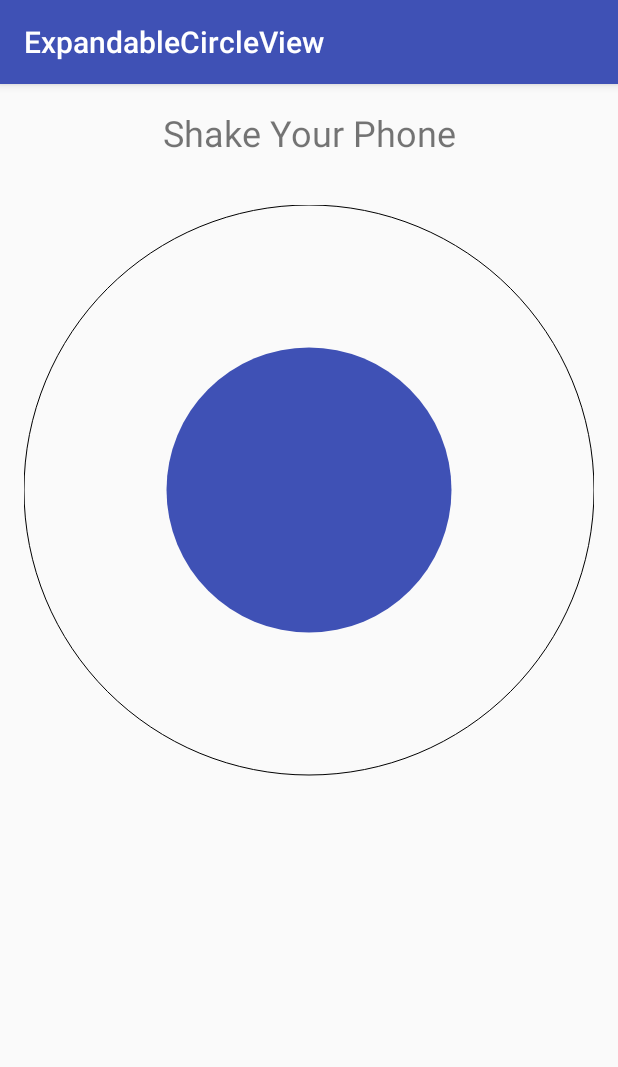
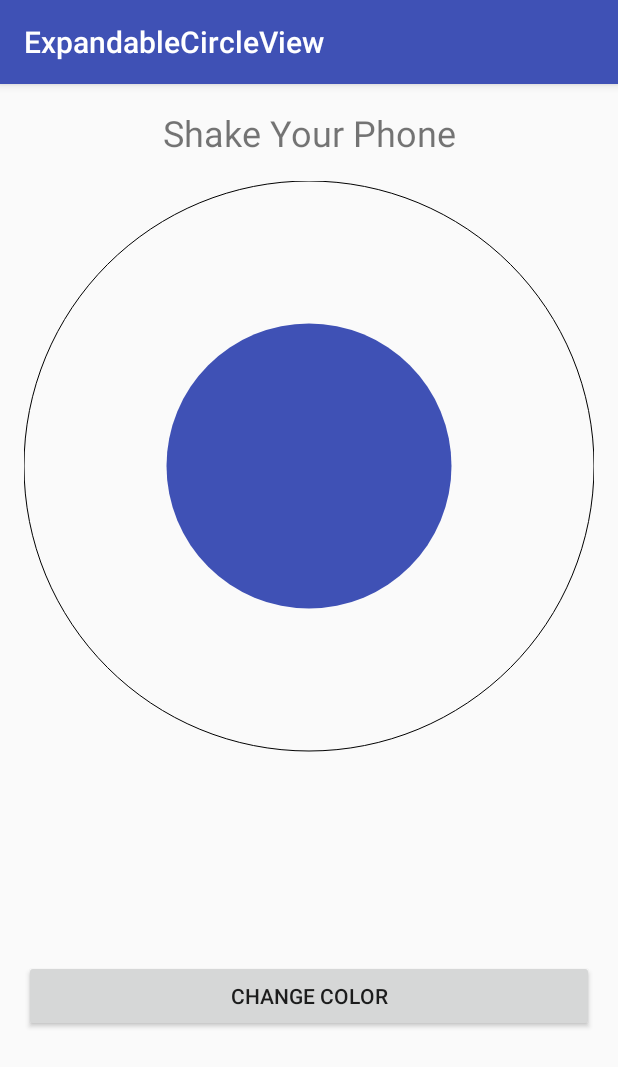
Before and after one commit to nex3z/ExpandableCircleView, an Android app: the screen it shows after launch (MainActivity), on a phone screen of 412 x 824 dp. Shown: the top 1067 px of the screen. Run offline under Robolectric (Android 15) with nearby library versions, the phone set to English and light mode, and no system bars.

Commit message:
Save and restore color while recreating.

```diff
--- a/expandablecircleview/src/main/java/com/nex3z/expandablecircleview/ExpandableCircleView.java
+++ b/expandablecircleview/src/main/java/com/nex3z/expandablecircleview/ExpandableCircleView.java
@@ -6,15 +6,24 @@ import android.content.res.TypedArray;
 import android.graphics.Canvas;
 import android.graphics.Color;
 import android.graphics.Paint;
+import android.os.Bundle;
+import android.os.Parcelable;
 import android.util.AttributeSet;
+import android.util.Log;
 import android.view.View;
 
 public class ExpandableCircleView extends View {
 
     private static final int DEFAULT_OUTER_COLOR = Color.BLACK;
     private static final int DEFAULT_INNER_COLOR = Color.BLUE;
+    private static final int DEFAULT_HEIGHT = 200;
+    private static final int DEFAULT_WIDTH = 200;
     private static final int DEFAULT_EXPAND_ANIMATION_DURATION = 100;
     private static final float DEFAULT_INNER_CIRCLE_PROPORTION = 0.5f;
+
+    private static final String SUPER_STATE_KEY = "super_state";
+    private static final String OUTER_COLOR_KEY = "outer_color";
+    private static final String INNER_COLOR_KEY = "inner_color";
 
     private int mOuterColor = DEFAULT_OUTER_COLOR;
     private int mInnerColor = DEFAULT_INNER_COLOR;
@@ -70,6 +79,21 @@ public class ExpandableCircleView extends View {
     @Override
     protected void onMeasure(int widthMeasureSpec, int heightMeasureSpec) {
         super.onMeasure(widthMeasureSpec, heightMeasureSpec);
+
+        int widthMode = MeasureSpec.getMode(widthMeasureSpec);
+        int widthSize = MeasureSpec.getSize(widthMeasureSpec);
+        int heightMode = MeasureSpec.getMode(heightMeasureSpec);
+        int heightSize = MeasureSpec.getSize(heightMeasureSpec);
+
+        if (widthMode == MeasureSpec.AT_MOST && heightMode == MeasureSpec.AT_MOST) {
+            setMeasuredDimension(DEFAULT_WIDTH, DEFAULT_HEIGHT);
+        } else if (widthMode == MeasureSpec.AT_MOST) {
+            widthSize = widthSize > heightSize ? heightSize : widthSize;
+            setMeasuredDimension(widthSize, heightSize);
+        } else if (heightMode == MeasureSpec.AT_MOST) {
+            heightSize = heightSize > widthSize ? widthSize : heightSize;
+            setMeasuredDimension(widthSize, heightSize);
+        }
     }
 
     @Override
@@ -90,6 +114,29 @@ public class ExpandableCircleView extends View {
 
         canvas.drawCircle(cx, cy, borderRadius, mOuterPaint);
         canvas.drawCircle(cx, cy, borderRadius * mProportion, mInnerPaint);
+    }
+
+    @Override
+    protected Parcelable onSaveInstanceState() {
+        Bundle bundle = new Bundle();
+        bundle.putParcelable(SUPER_STATE_KEY, super.onSaveInstanceState());
+        bundle.putInt(OUTER_COLOR_KEY, mOuterColor);
+        bundle.putInt(INNER_COLOR_KEY, mInnerColor);
+        return bundle;
+    }
+
+    @Override
+    protected void onRestoreInstanceState(Parcelable state) {
+        if (state instanceof Bundle) {
+            Bundle bundle = (Bundle) state;
+            int outerColor = bundle.getInt(OUTER_COLOR_KEY);
+            setOuterColor(outerColor);
+            int innerColor = bundle.getInt(INNER_COLOR_KEY);
+            setInnerColor(innerColor);
+            state = bundle.getParcelable(SUPER_STATE_KEY);
+            invalidate();
+        }
+        super.onRestoreInstanceState(state);
     }
 
     /**
--- a/sample/src/main/java/com/nex3z/expandablecircleview/sample/MainActivity.java
+++ b/sample/src/main/java/com/nex3z/expandablecircleview/sample/MainActivity.java
@@ -1,14 +1,19 @@
 package com.nex3z.expandablecircleview.sample;
 
 import android.content.Context;
+import android.graphics.Color;
 import android.hardware.Sensor;
 import android.hardware.SensorEvent;
 import android.hardware.SensorEventListener;
 import android.hardware.SensorManager;
 import android.os.Bundle;
 import android.support.v7.app.AppCompatActivity;
+import android.view.View;
+import android.widget.Button;
 
 import com.nex3z.expandablecircleview.ExpandableCircleView;
+
+import java.util.Random;
 
 public class MainActivity extends AppCompatActivity implements SensorEventListener {
 
@@ -17,6 +22,7 @@ public class MainActivity extends AppCompatActivity implements SensorEventListen
 
     private SensorManager mSensorManager;
     private Sensor mAccelerometer;
+    final Random mRnd = new Random();
 
     private ExpandableCircleView mCircle;
 
@@ -26,6 +32,19 @@ public class MainActivity extends AppCompatActivity implements SensorEventListen
         setContentView(R.layout.activity_main);
 
         mCircle = (ExpandableCircleView) findViewById(R.id.circle);
+
+        Button button = (Button) findViewById(R.id.btn_change_color);
+        if (button != null) {
+            button.setOnClickListener(new View.OnClickListener() {
+                @Override
+                public void onClick(View v) {
+                    int outerColor = getRandomColor();
+                    mCircle.setOuterColor(outerColor);
+                    int innerColor = getRandomColor();
+                    mCircle.setInnerColor(innerColor);
+                }
+            });
+        }
 
         mSensorManager = (SensorManager) getSystemService(Context.SENSOR_SERVICE);
         mAccelerometer = mSensorManager.getDefaultSensor(Sensor.TYPE_ACCELEROMETER);
@@ -60,4 +79,8 @@ public class MainActivity extends AppCompatActivity implements SensorEventListen
         mSensorManager.unregisterListener(this);
     }
 
+    private int getRandomColor() {
+        return Color.argb(255, mRnd.nextInt(256), mRnd.nextInt(256), mRnd.nextInt(256));
+    }
+
 }
--- a/sample/src/main/res/layout/activity_main.xml
+++ b/sample/src/main/res/layout/activity_main.xml
@@ -21,9 +21,26 @@
     <com.nex3z.expandablecircleview.ExpandableCircleView
         android:id="@+id/circle"
         android:layout_width="match_parent"
-        android:layout_height="match_parent"
-        android:layout_marginTop="32dp"
+        android:layout_height="0dp"
+        android:layout_weight="3"
+        android:layout_marginTop="16dp"
+        android:layout_marginBottom="16dp"
+        android:layout_gravity="center"
         app:innerColor="@color/colorPrimary"
         app:expandAnimationDuration="150"/>
 
+    <LinearLayout
+        android:orientation="vertical"
+        android:layout_width="match_parent"
+        android:layout_height="0dp"
+        android:layout_weight="1">
+
+        <Button
+            android:id="@+id/btn_change_color"
+            android:layout_width="match_parent"
+            android:layout_height="wrap_content"
+            android:text="@string/change_color"/>
+
+    </LinearLayout>
+
 </LinearLayout>
--- a/sample/src/main/res/values/strings.xml
+++ b/sample/src/main/res/values/strings.xml
@@ -1,4 +1,5 @@
 <resources>
     <string name="app_name">ExpandableCircleView</string>
     <string name="shake_your_phone">Shake Your Phone</string>
+    <string name="change_color">Change Color</string>
 </resources>
```
